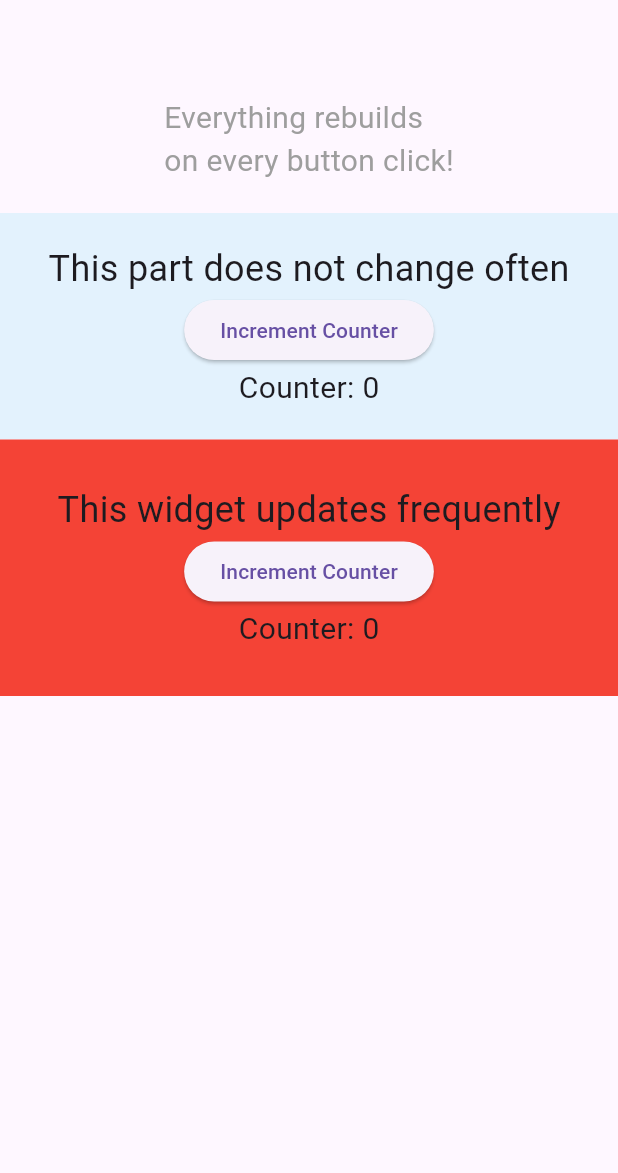
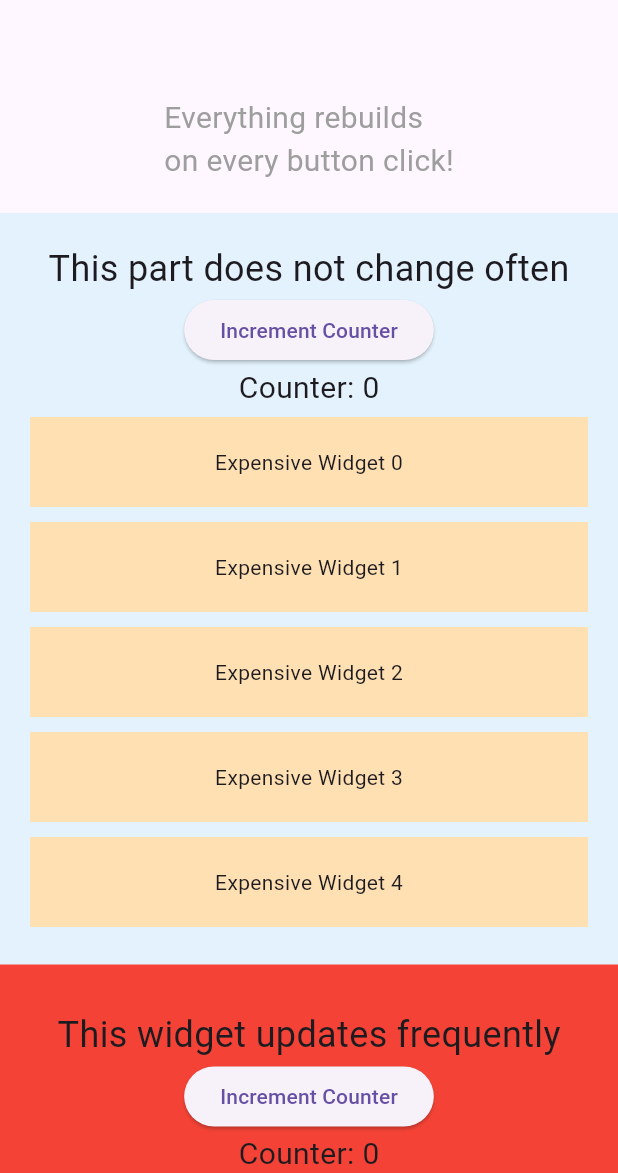
Before and after one commit to flora-gr/coding-dojo, a Flutter app: the screen it shows after launch, on a phone screen of 412 x 824 dp, the part 63-1236 px from its top. Run offline on Flutter 3.47's test engine with Material 3 defaults, Android fonts, the phone set to English and light mode, and no system bars.

Commit message:
More expensive

```diff
--- a/rendering/lib/main.dart
+++ b/rendering/lib/main.dart
@@ -63,12 +63,14 @@ class _MyHomePageState extends State<MyHomePage> {
                 ),
               ),
             ),
+
+            // Expensive static section
             // Container 1: consider this a part that does not change often
             Container(
               color: Colors.blue[50],
               padding: EdgeInsets.all(20),
               child: Column(
-                children: [
+                children: <Widget>[
                   Text(
                     'This part does not change often',
                     style: TextStyle(fontSize: 24),
@@ -81,15 +83,23 @@ class _MyHomePageState extends State<MyHomePage> {
                     'Counter: $_firstCounter',
                     style: TextStyle(fontSize: 20),
                   ),
+                  Column(
+                    children: List.generate(
+                      5,
+                      (index) => _buildExpensiveWidget(index),
+                    ),
+                  ),
                 ],
               ),
             ),
+
+            // Dynamic section
             // Container 2: consider this a part that changes frequently
             Container(
               color: _secondCounter % 2 == 0 ? Colors.red : Colors.green,
               padding: EdgeInsets.all(30),
               child: Column(
-                children: [
+                children: <Widget>[
                   Text(
                     'This widget updates frequently',
                     style: TextStyle(fontSize: 24),
@@ -102,6 +112,15 @@ class _MyHomePageState extends State<MyHomePage> {
                     'Counter: $_secondCounter',
                     style: TextStyle(fontSize: 20),
                   ),
+                  ListView.builder(
+                    shrinkWrap: true,
+                    physics: NeverScrollableScrollPhysics(),
+                    itemCount: 50,
+                    itemBuilder: (context, index) {
+                      print('List item $index rebuilt');
+                      return ListTile(title: Text('Item $index'));
+                    },
+                  ),
                 ],
               ),
             ),
@@ -111,3 +130,16 @@ class _MyHomePageState extends State<MyHomePage> {
     );
   }
 }
+
+Widget _buildExpensiveWidget(int index) {
+  // Simulate CPU work
+  for (int i = 0; i < 1000000; i++) {
+    // do nothing
+  }
+  return Container(
+    margin: EdgeInsets.symmetric(vertical: 5),
+    height: 60,
+    color: Colors.orange[100],
+    child: Center(child: Text('Expensive Widget $index')),
+  );
+}
```
Also changed, not shown: 1 other file.
